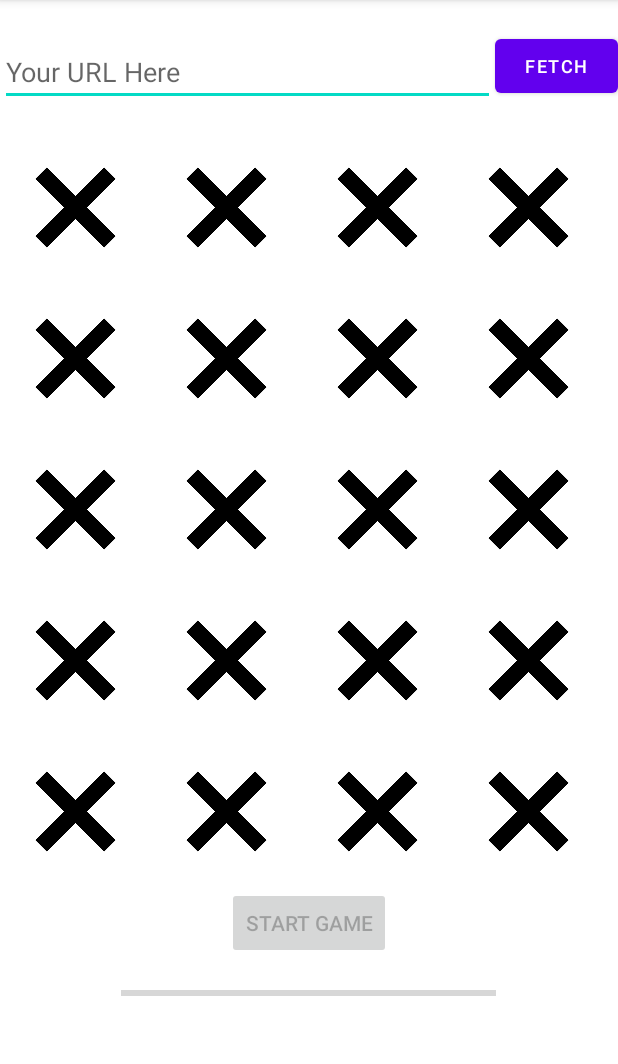
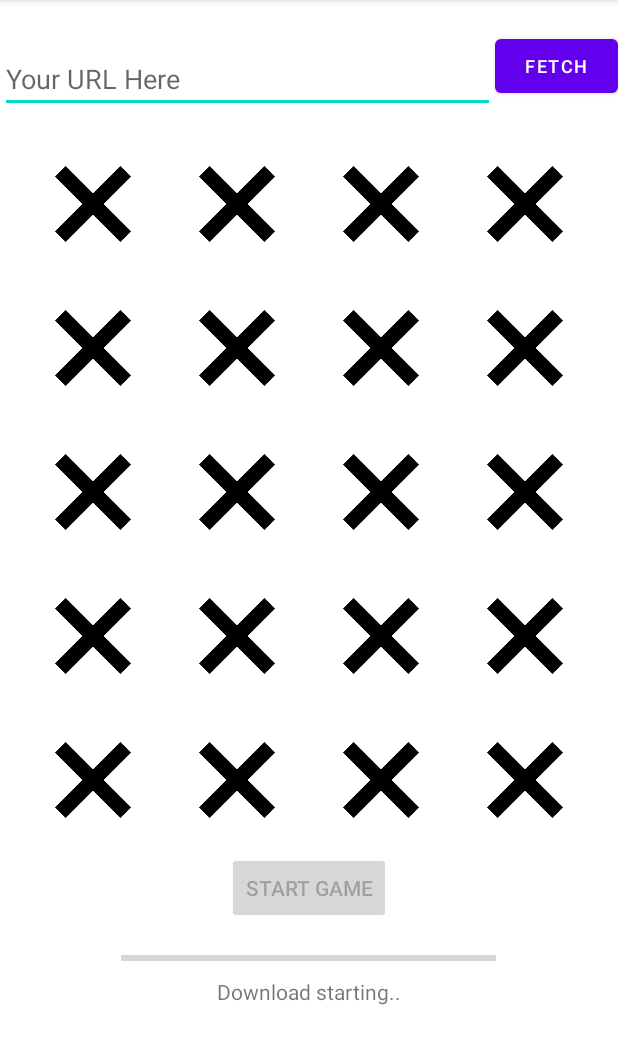
Before and after one commit to YiLing-Ang/android_memory-game, an Android app: the screen it shows after launch (MainActivity), after a tap on "FETCH", on a phone screen of 412 x 824 dp, the part 84-1148 px from its top. Run offline under Robolectric (Android 15) with nearby library versions, the phone set to English and light mode, and no system bars.

Commit message:
9/7/2022 push 6 - cleaned code - minor alignment fixes

```diff
--- a/app/src/main/java/iss/ca/memgame/GameActivity.java
+++ b/app/src/main/java/iss/ca/memgame/GameActivity.java
@@ -24,7 +24,6 @@ public class GameActivity extends AppCompatActivity {
     protected void onCreate(Bundle savedInstanceState) {
         super.onCreate(savedInstanceState);
         setContentView(R.layout.activity_game);
-        System.out.println("start memory game");
         Intent intent = getIntent();
         Resources r = getResources();
         String name = getPackageName();
--- a/app/src/main/java/iss/ca/memgame/ImageDownload.java
+++ b/app/src/main/java/iss/ca/memgame/ImageDownload.java
@@ -25,11 +25,9 @@ public class ImageDownload {
             InputStream in = httpConn.getInputStream();
 
             //converted to bitmap
-            Bitmap bmpimg = BitmapFactory.decodeStream(in);
-            return bmpimg;
+            return BitmapFactory.decodeStream(in);
         }
-        catch (
-                MalformedURLException e)
+        catch (MalformedURLException e)
         {
             e.printStackTrace();
         }
--- a/app/src/main/java/iss/ca/memgame/MainActivity.java
+++ b/app/src/main/java/iss/ca/memgame/MainActivity.java
@@ -40,7 +40,9 @@ import java.util.stream.Collectors;
 public class MainActivity extends AppCompatActivity {
 
     private Thread bkgdThread;
+    //store selected image's link
     ArrayList<String> sixImages = new ArrayList<String>();
+    //store selected ImageView IDs
     List<Integer> pickedImageViews = new ArrayList<Integer>();
 
     @Override
@@ -51,8 +53,7 @@ public class MainActivity extends AppCompatActivity {
         Resources r = getResources();
         String name = getPackageName();
 
-        Button btnSubmit = findViewById(R.id.btnSubmit);
-        btnSubmit.setOnClickListener(new View.OnClickListener() {
+        findViewById(R.id.btnSubmit).setOnClickListener(new View.OnClickListener() {
             @Override
             public void onClick(View view) {
                 if (sixImages.size() == 6) {
@@ -68,8 +69,7 @@ public class MainActivity extends AppCompatActivity {
             }
         });
 
-        Button fetch_btn = findViewById(R.id.btnFetch);
-        fetch_btn.setOnClickListener(new View.OnClickListener() {
+        findViewById(R.id.btnFetch).setOnClickListener(new View.OnClickListener() {
             @Override
             public void onClick(View v) {
                 EditText editText = findViewById(R.id.inputTxt);
@@ -78,6 +78,7 @@ public class MainActivity extends AppCompatActivity {
 
                 String inputURL = "https://" + editText.getText().toString();
                 progressBar.setProgress(0);
+                progressText.setText("Download starting..");
                 clearSelection();
 
                 if (bkgdThread != null) {
@@ -89,7 +90,6 @@ public class MainActivity extends AppCompatActivity {
                             @Override
                             public void run() {
                                 img.setImageResource(R.drawable.cross);
-                                img.setBackground(null);
                             }
                         });
                     }
@@ -112,46 +112,33 @@ public class MainActivity extends AppCompatActivity {
                                     return;
                                 URL url = new URL(urls.get(i - 1));
 
-                                //bitmap output
+                                //bitmap output from image link
                                 Bitmap bmpimg = ImageDownload.downloadImg(urls, i);
 
                                 //taking advantage of simple naming convention of ImageView to allow for looping
                                 ImageView img = findViewById(r.getIdentifier("image" + i, "id", name));
 
-                                //UI thread started to allow setting of images
+                                //UI thread started to allow setting of images and progress bar/text
                                 runOnUiThread(new Runnable() {
                                     @Override
                                     public void run() {
                                         img.setImageBitmap(bmpimg);
-                                        img.setBackground(null);
+                                        img.setOnClickListener(new View.OnClickListener() {
+                                            @Override
+                                            public void onClick(View view) {
+                                                imageSelect(url, img.getId());
+                                            }
+                                        });
                                         progressBar.incrementProgressBy(1);
                                         progressText.setText("Downloading " + progressBar.getProgress() + " of 20 images");
                                         if (progressBar.getProgress()==20)
                                         {
                                             progressText.setText("Download complete");
                                         }
-
-                                        if (img != null) {
-                                            img.setOnClickListener(new View.OnClickListener() {
-                                                @Override
-                                                public void onClick(View view) {
-                                                    imageSelect(url, img.getId());
-                                                }
-                                            });
-                                        }
                                     }
                                 });
                                 Thread.sleep(500);
                             }
-                        }
-                        catch (
-                                MalformedURLException e)
-                        {
-                            e.printStackTrace();
-                        }
-                        catch (IOException e)
-                        {
-                            e.printStackTrace();
                         }
                         catch (Exception e)
                         {
@@ -173,16 +160,10 @@ public class MainActivity extends AppCompatActivity {
 
     protected void imageSelect(URL url, int id)
     {
-        Resources r = getResources();
-        String name = getPackageName();
-        ImageView imageView = findViewById(id);
-
         if (sixImages.size()<6) {
-            System.out.println("click success");
-            System.out.println(sixImages.size());
             sixImages.add(url.toString());
             pickedImageViews.add(id);
-            imageView.setBackground(getResources().getDrawable(R.drawable.button_border));
+            findViewById(id).setBackground(MainActivity.this.getDrawable(R.drawable.button_border));
             if (sixImages.size()==6)
             {
                 findViewById(R.id.btnSubmit).setEnabled(true);
@@ -196,11 +177,11 @@ public class MainActivity extends AppCompatActivity {
                     .setMessage("Would you like to reset your selection?")
 
                     .setPositiveButton(android.R.string.yes, new DialogInterface.OnClickListener() {
-                        public void onClick(DialogInterface dialog, int which) {
+                        public void onClick(DialogInterface dialog, int which)
+                        {
                             clearSelection();
                         }
                     })
-
                     .setNegativeButton(android.R.string.no, null)
                     .setIcon(android.R.drawable.ic_dialog_alert)
                     .show();
@@ -211,8 +192,7 @@ public class MainActivity extends AppCompatActivity {
     {
         for (Integer i: pickedImageViews)
         {
-            ImageView imageView = findViewById(i);
-            imageView.setBackground(null);
+            findViewById(i).setBackground(null);
         }
         pickedImageViews.clear();
         sixImages.clear();
--- a/app/src/main/res/drawable/button_border.xml
+++ b/app/src/main/res/drawable/button_border.xml
@@ -10,7 +10,7 @@
         android:width="2dp"
         android:color="#C82222" >
     </stroke>
-    <padding android:left="2dp" android:top="2dp" android:right="3dp"
+    <padding android:left="3dp" android:top="2dp" android:right="3dp"
         android:bottom="2dp" android:cropToPadding="true"/>
     <corners
         android:radius="2dp"   >
--- a/app/src/main/res/layout/activity_main.xml
+++ b/app/src/main/res/layout/activity_main.xml
@@ -16,7 +16,7 @@
             android:layout_width="match_parent"
             android:layout_height="wrap_content"
             android:layout_weight="0.2"
-            android:layout_marginTop="5dp"
+            android:layout_marginTop="10dp"
             android:ems="10"
             android:gravity="top|left"
             android:hint="Your URL Here"
@@ -36,10 +36,10 @@
             android:text="FETCH"/>
 
     </LinearLayout>
-
     <GridLayout
-        android:layout_width="match_parent"
+        android:layout_width="wrap_content"
         android:layout_height="wrap_content"
+        android:layout_gravity="center_horizontal"
         android:rowCount="5"
         android:columnCount="4">
         <ImageView
--- a/app/src/main/res/values/styles.xml
+++ b/app/src/main/res/values/styles.xml
@@ -2,8 +2,8 @@
 <resources>
     <style name="MainActivity_Image">
         <item name="android:src">@drawable/cross</item>
-        <item name="android:layout_width">90dp</item>
-        <item name="android:layout_height">90dp</item>
+        <item name="android:layout_width">85dp</item>
+        <item name="android:layout_height">85dp</item>
         <item name="android:layout_margin">5dp</item>
         <item name="android:cropToPadding">true</item>
     </style>
```
Also changed, not shown: app/src/main/res/drawable/tick.jpg (deleted).
